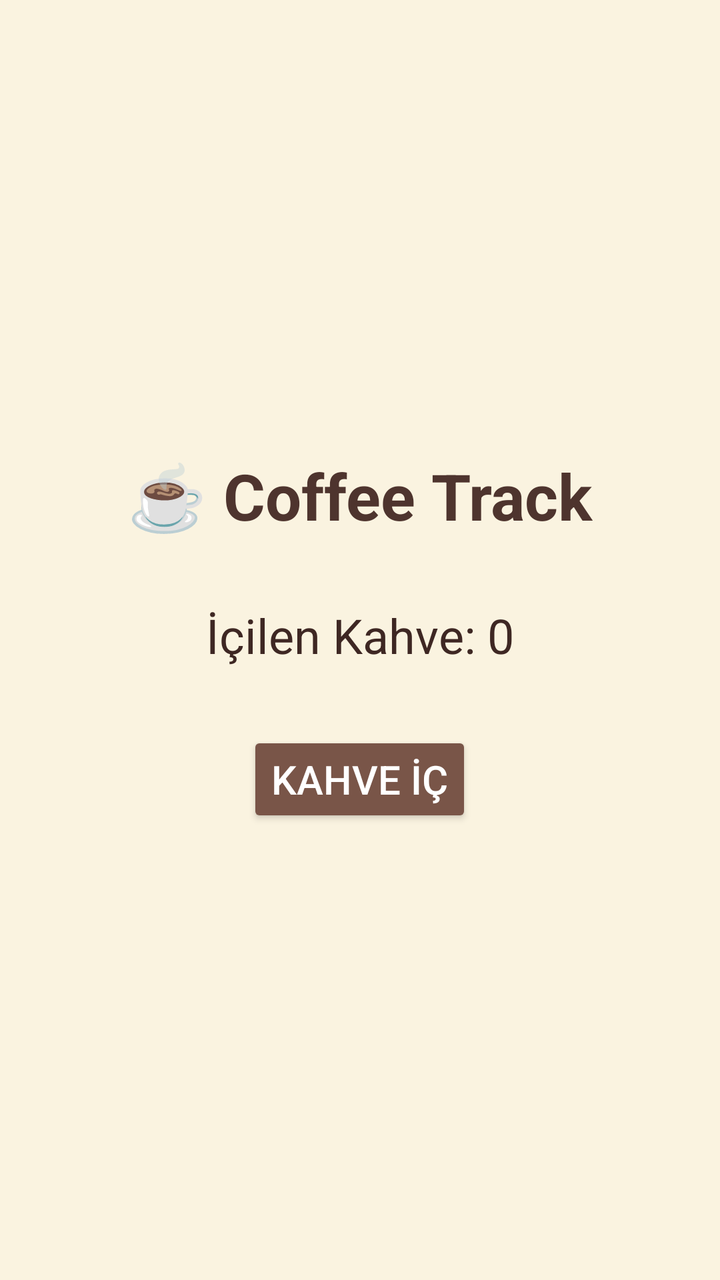
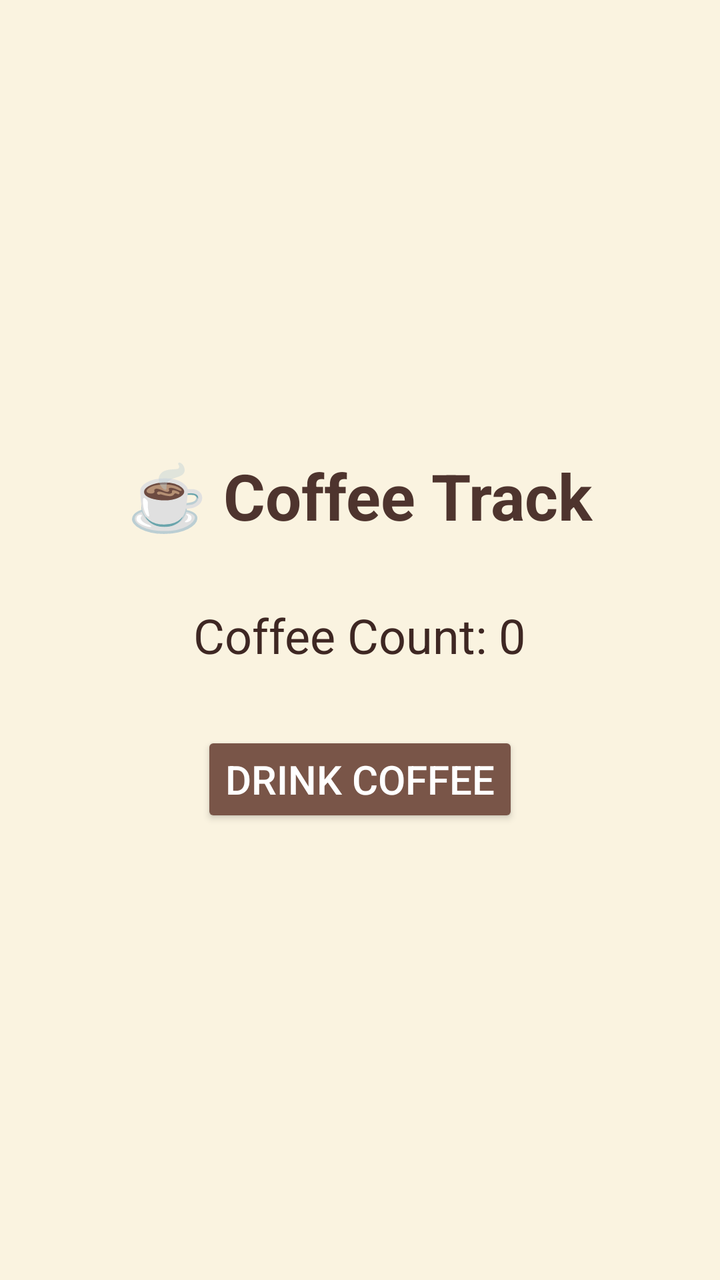

Before-and-after screenshots of an Android layout around one commit, followed by the original layout XML and the change that was made.
<!-- AndroidManifest.xml: application theme Theme.AppCompat.Light.NoActionBar -->
<!-- res/layout/activity_main.xml -->
<?xml version="1.0" encoding="utf-8"?>
<LinearLayout xmlns:android="http://schemas.android.com/apk/res/android"
    android:layout_width="match_parent"
    android:layout_height="match_parent"
    android:gravity="center"
    android:orientation="vertical"
    android:padding="32dp"
    android:background="#FAF3E0">

    <TextView
        android:layout_width="wrap_content"
        android:layout_height="wrap_content"
        android:text="☕ Coffee Track"
        android:textSize="32sp"
        android:textStyle="bold"
        android:textColor="#4E342E"
        android:layout_marginBottom="32dp"/>

    <TextView
        android:id="@+id/text_count"
        android:layout_width="wrap_content"
        android:layout_height="wrap_content"
        android:text="İçilen Kahve: 0"
        android:textSize="24sp"
        android:textColor="#3E2723"
        android:layout_marginBottom="32dp"/>

    <Button
        android:id="@+id/btn_drink"
        android:layout_width="wrap_content"
        android:layout_height="wrap_content"
        android:text="KAHVE İÇ"
        android:backgroundTint="#795548"
        android:textColor="#FFFFFF"
        android:textSize="20sp"/>
</LinearLayout>
<!-- resources referenced by this layout -->
<resources>

</resources>

<!-- the commit's change to res/layout/activity_main.xml (unified diff, before → after) -->
@@ -20,7 +20,7 @@
         android:id="@+id/text_count"
         android:layout_width="wrap_content"
         android:layout_height="wrap_content"
-        android:text="İçilen Kahve: 0"
+        android:text="Coffee Count: 0"
         android:textSize="24sp"
         android:textColor="#3E2723"
         android:layout_marginBottom="32dp"/>
@@ -29,7 +29,7 @@
         android:id="@+id/btn_drink"
         android:layout_width="wrap_content"
         android:layout_height="wrap_content"
-        android:text="KAHVE İÇ"
+        android:text="DRINK COFFEE"
         android:backgroundTint="#795548"
         android:textColor="#FFFFFF"
         android:textSize="20sp"/>
